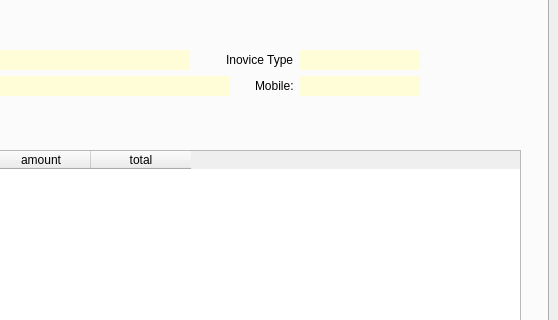
Qt form templates/window.ui (Pontax02/Proyecto-DI) before a commit; both pictures show x 589 to 1147 and y 103 to 423 of the 1147 by 921 pixel window.
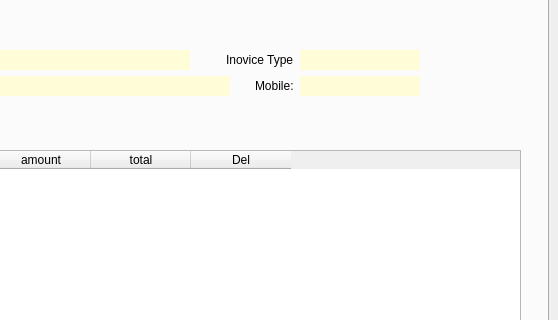
The same form after that commit. Icons and pictures are not drawn.

```diff
--- a/templates/window.ui
+++ b/templates/window.ui
@@ -989,6 +989,9 @@
         </widget>
        </widget>
        <widget class="QTableWidget" name="tabsales">
+        <property name="enabled">
+         <bool>true</bool>
+        </property>
         <property name="geometry">
          <rect>
           <x>270</x>
@@ -1034,6 +1037,11 @@
           <string>total</string>
          </property>
         </column>
+        <column>
+         <property name="text">
+          <string>Del</string>
+         </property>
+        </column>
        </widget>
        <widget class="QWidget" name="layoutWidget">
         <property name="geometry">
```
Left out of the diff: 20 changed lines with no effect on the pictures.
